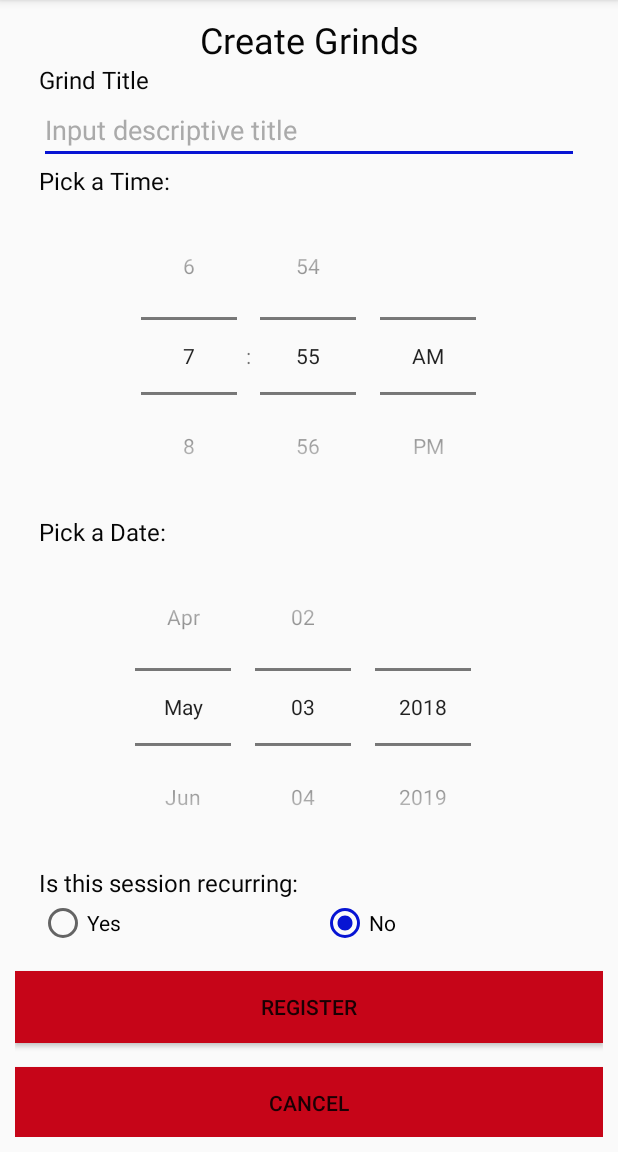
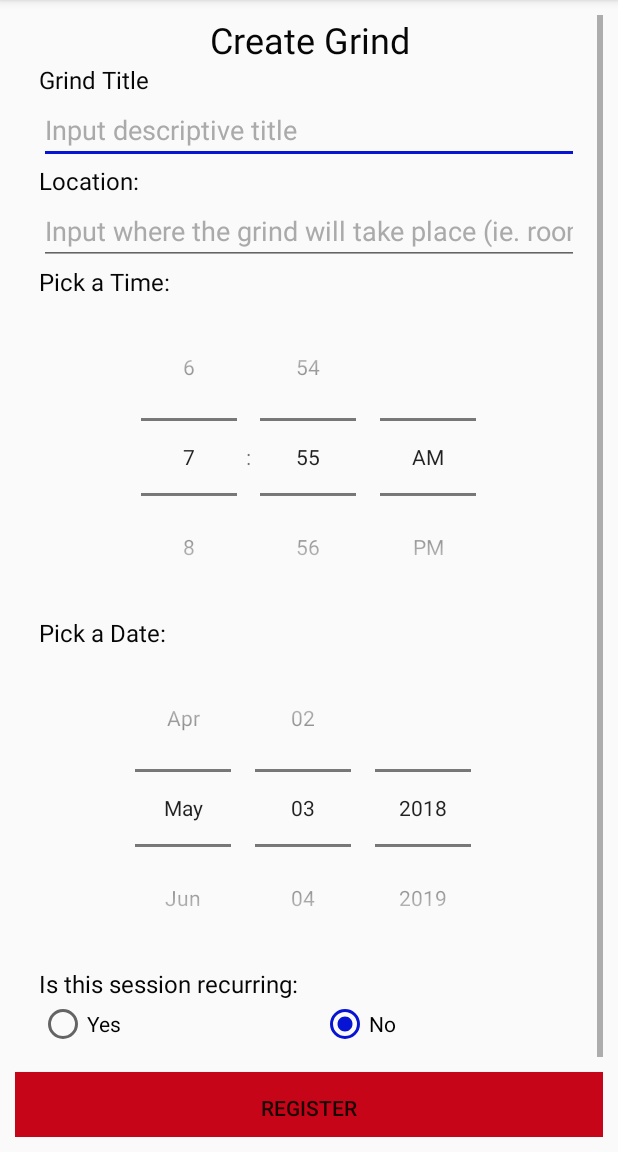
Before and after one commit to kevindevries/studybetterapp, an Android app: the CreateGrindsActivity screen opened directly, with no data from a screen before it, on a phone screen of 412 x 824 dp, the part 84-1236 px from its top. Run offline under Robolectric (Android 15) with nearby library versions, the phone set to English and light mode, and no system bars; our stand-ins replace Firebase (no records; nobody signed in at launch, a user with empty details on screens opened directly).

Commit message:
Cardview working for grinds

```diff
--- a/app/src/main/java/com/example/kevdevries/studybetter/CreateGrindsActivity.java
+++ b/app/src/main/java/com/example/kevdevries/studybetter/CreateGrindsActivity.java
@@ -34,7 +34,7 @@
 public class CreateGrindsActivity extends AppCompatActivity {
     private RadioGroup radioType;
     private RadioButton radioButton;
-    private EditText inputTitle;
+    private EditText inputTitle, inputLocation;
     private TimePicker timePicker;
     private DatePicker datePicker;
     private SimpleDateFormat timeFormatter, dateFormatter;
@@ -60,6 +60,7 @@
     private void initialise() {
 
         inputTitle = (EditText) findViewById(R.id.titlemessage);
+        inputLocation = (EditText) findViewById(R.id.locationmessage);
         timePicker = (TimePicker) findViewById(R.id.timepickermessage);
         datePicker = (DatePicker) findViewById(R.id.datepickermessage);
         radioType = (RadioGroup) findViewById(R.id.radioType);
@@ -93,6 +94,7 @@
 
         final String type = radioButton.getText().toString();
         final String title = inputTitle.getText().toString();
+        final String location = inputLocation.getText().toString();
         final int day = datePicker.getDayOfMonth();
         final String daytoString = Integer.toString(day);
         final int month = datePicker.getMonth();
@@ -129,13 +131,14 @@
                 public void onDataChange(DataSnapshot dataSnapshot) {
                     String department = dataSnapshot.getValue(String.class);
 
-                    final DatabaseReference Department = databaseReference.child("Department:");
-                    final DatabaseReference currentDepartment = Department.child(department);
+                    //final DatabaseReference Department = databaseReference.child("Department:");
+                    final DatabaseReference currentDepartment = databaseReference.child(department);
                     //final DatabaseReference currentUserDb = databaseReference.child(userId);
                     final DatabaseReference currentUserDb = currentDepartment.child(userId);
                     grindRef = currentUserDb.push();
 
                     grindRef.child("title").setValue(title);
+                    grindRef.child("location").setValue(location);
                     grindRef.child("time").setValue(hour + ":" + minute);
                     grindRef.child("date").setValue(day + "/" + (month + 1) + "/" + year);
                     grindRef.child("recurring").setValue(type);
--- a/app/src/main/java/com/example/kevdevries/studybetter/RecyclerAdapter.java
+++ b/app/src/main/java/com/example/kevdevries/studybetter/RecyclerAdapter.java
@@ -39,6 +39,7 @@
         holder.date.setText(mylist.getDate());
         holder.time.setText(mylist.getTime());
         holder.recurring.setText(mylist.getRecurring());
+        holder.location.setText(mylist.getLocation());
     }
 
     @Override
@@ -67,13 +68,14 @@
     }
 
     class MyHoder extends RecyclerView.ViewHolder{
-        TextView title,date,time,recurring;
+        TextView title,date,time,location,recurring;
 
         private MyHoder(View itemView) {
             super(itemView);
             title = (TextView) itemView.findViewById(R.id.vtitle);
+            time = (TextView) itemView.findViewById(R.id.vtime);
             date = (TextView) itemView.findViewById(R.id.vdate);
-            time = (TextView) itemView.findViewById(R.id.vtime);
+            location = (TextView) itemView.findViewById(R.id.vlocation);
             recurring = (TextView) itemView.findViewById(R.id.vrecurring);
         }
     }
--- a/app/src/main/res/layout/activity_create_grinds.xml
+++ b/app/src/main/res/layout/activity_create_grinds.xml
@@ -48,6 +48,30 @@
             android:hint="@string/titlemessage"
             android:textColor="@android:color/darker_gray"
             android:textColorHint="@android:color/darker_gray"/>
+
+
+        <TextView
+            android:id="@+id/location"
+            android:layout_width="wrap_content"
+            android:layout_height="wrap_content"
+            android:layout_marginStart="16dp"
+            android:layout_marginLeft="16dp"
+            android:text="@string/grindlocation"
+            android:textColor="@color/colorPrimaryDark"
+            android:textSize="16sp"/>
+
+        <EditText
+            android:id="@+id/locationmessage"
+            android:layout_width="match_parent"
+            android:layout_height="wrap_content"
+            android:layout_marginStart="16dp"
+            android:layout_marginEnd="16dp"
+            android:layout_marginLeft="16dp"
+            android:inputType="textPersonName"
+            android:hint="@string/locationmessage"
+            android:textColor="@android:color/darker_gray"
+            android:textColorHint="@android:color/darker_gray"/>
+
 
         <TextView
             android:id="@+id/timepicker"
--- a/app/src/main/res/values/strings.xml
+++ b/app/src/main/res/values/strings.xml
@@ -39,7 +39,7 @@
     <string name="grinds">Grinds</string>
     <string name="study_groups">Study Groups</string>
     <string name="search">Search</string>
-    <string name="btn_creategrinds">Create Grinds</string>
+    <string name="btn_creategrinds">Create Grind</string>
     <string name="grindtitle">Grind Title</string>
     <string name="recurring">Is this session recurring:</string>
     <string name="yes">Yes</string>
@@ -53,4 +53,11 @@
     <string name="btn_back">Back</string>
     <string name="btn_reset_password">Reset Password</string>
     <string name="title_activity_maps">Map</string>
+    <string name="cardtitle">Title</string>
+    <string name="carddate">Date</string>
+    <string name="cardtime">Time</string>
+    <string name="cardrecurring">Recurring</string>
+    <string name="cardlocation">Location</string>
+    <string name="grindlocation">Location:</string>
+    <string name="locationmessage">Input where the grind will take place (ie. room number)</string>
 </resources>
```
Also changed, not shown: app/src/main/java/com/example/kevdevries/studybetter/FireModel.java (+9 -0 lines), app/src/main/java/com/example/kevdevries/studybetter/GrindsActivity.java (+15 -7 lines), app/src/main/res/layout/card.xml (+17 -6 lines).
